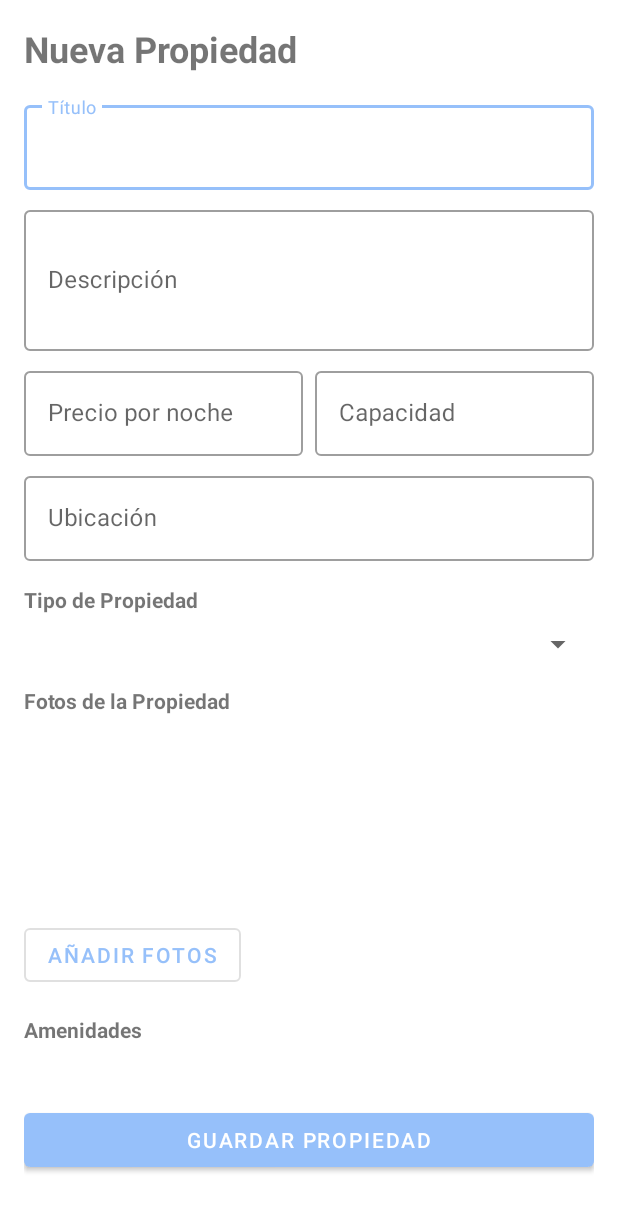
After one commit to stevmzz/IntelliHome, an Android app built with Jetpack Compose: the layout activity_add_property.xml on its own in the app's theme, with its tools: preview values and no code run, on a phone screen of 412 x 824 dp. The commit adds this screen. Shown: the top 1211 px of the screen. Run offline under Robolectric (Android 15) with nearby library versions, the light colour scheme and no system bars.

```diff
--- a/app/src/main/AndroidManifest.xml
+++ b/app/src/main/AndroidManifest.xml
@@ -3,6 +3,7 @@
     xmlns:tools="http://schemas.android.com/tools">
     <uses-permission android:name="android.permission.INTERNET"/>
     <uses-permission android:name="android.permission.READ_EXTERNAL_STORAGE" />
+    <uses-permission android:name="android.permission.WRITE_EXTERNAL_STORAGE" />
 
     <application
         android:allowBackup="true"
@@ -41,5 +42,10 @@
             android:exported="true">
         </activity>
 
+        <activity
+            android:name=".ArrendadorActivity"
+            android:exported="true">
+        </activity>
+
     </application>
 </manifest>
--- /dev/null
+++ b/app/src/main/res/layout/activity_add_property.xml
@@ -0,0 +1,161 @@
+<?xml version="1.0" encoding="utf-8"?>
+<ScrollView xmlns:android="http://schemas.android.com/apk/res/android"
+    xmlns:app="http://schemas.android.com/apk/res-auto"
+    android:layout_width="match_parent"
+    android:layout_height="match_parent">
+
+    <LinearLayout
+        android:layout_width="match_parent"
+        android:layout_height="wrap_content"
+        android:orientation="vertical"
+        android:padding="16dp">
+
+        <TextView
+            android:layout_width="match_parent"
+            android:layout_height="wrap_content"
+            android:text="Nueva Propiedad"
+            android:textSize="24sp"
+            android:textStyle="bold"
+            android:layout_marginBottom="16dp"/>
+
+        <com.google.android.material.textfield.TextInputLayout
+            style="@style/Widget.MaterialComponents.TextInputLayout.OutlinedBox"
+            android:layout_width="match_parent"
+            android:layout_height="wrap_content"
+            android:layout_marginBottom="8dp"
+            android:hint="Título">
+
+            <com.google.android.material.textfield.TextInputEditText
+                android:id="@+id/titleEditText"
+                android:layout_width="match_parent"
+                android:layout_height="wrap_content"/>
+        </com.google.android.material.textfield.TextInputLayout>
+
+        <com.google.android.material.textfield.TextInputLayout
+            style="@style/Widget.MaterialComponents.TextInputLayout.OutlinedBox"
+            android:layout_width="match_parent"
+            android:layout_height="wrap_content"
+            android:layout_marginBottom="8dp"
+            android:hint="Descripción">
+
+            <com.google.android.material.textfield.TextInputEditText
+                android:id="@+id/descriptionEditText"
+                android:layout_width="match_parent"
+                android:layout_height="wrap_content"
+                android:inputType="textMultiLine"
+                android:minLines="3"/>
+        </com.google.android.material.textfield.TextInputLayout>
+
+        <LinearLayout
+            android:layout_width="match_parent"
+            android:layout_height="wrap_content"
+            android:orientation="horizontal">
+
+            <com.google.android.material.textfield.TextInputLayout
+                style="@style/Widget.MaterialComponents.TextInputLayout.OutlinedBox"
+                android:layout_width="0dp"
+                android:layout_weight="1"
+                android:layout_height="wrap_content"
+                android:layout_marginBottom="8dp"
+                android:layout_marginEnd="4dp"
+                android:hint="Precio por noche">
+
+                <com.google.android.material.textfield.TextInputEditText
+                    android:id="@+id/priceEditText"
+                    android:layout_width="match_parent"
+                    android:layout_height="wrap_content"
+                    android:inputType="numberDecimal"/>
+            </com.google.android.material.textfield.TextInputLayout>
+
+            <com.google.android.material.textfield.TextInputLayout
+                style="@style/Widget.MaterialComponents.TextInputLayout.OutlinedBox"
+                android:layout_width="0dp"
+                android:layout_weight="1"
+                android:layout_height="wrap_content"
+                android:layout_marginBottom="8dp"
+                android:layout_marginStart="4dp"
+                android:hint="Capacidad">
+
+                <com.google.android.material.textfield.TextInputEditText
+                    android:id="@+id/capacityEditText"
+                    android:layout_width="match_parent"
+                    android:layout_height="wrap_content"
+                    android:inputType="number"/>
+            </com.google.android.material.textfield.TextInputLayout>
+        </LinearLayout>
+
+        <com.google.android.material.textfield.TextInputLayout
+            style="@style/Widget.MaterialComponents.TextInputLayout.OutlinedBox"
+            android:layout_width="match_parent"
+            android:layout_height="wrap_content"
+            android:layout_marginBottom="8dp"
+            android:hint="Ubicación">
+
+            <com.google.android.material.textfield.TextInputEditText
+                android:id="@+id/locationEditText"
+                android:layout_width="match_parent"
+                android:layout_height="wrap_content"/>
+        </com.google.android.material.textfield.TextInputLayout>
+
+        <TextView
+            android:layout_width="wrap_content"
+            android:layout_height="wrap_content"
+            android:text="Tipo de Propiedad"
+            android:textStyle="bold"
+            android:layout_marginTop="8dp"
+            android:layout_marginBottom="8dp"/>
+
+        <Spinner
+            android:id="@+id/propertyTypeSpinner"
+            android:layout_width="match_parent"
+            android:layout_height="wrap_content"
+            android:layout_marginBottom="16dp"
+            style="@style/Widget.MaterialComponents.TextInputLayout.OutlinedBox.ExposedDropdownMenu"/>
+
+        <TextView
+            android:layout_width="wrap_content"
+            android:layout_height="wrap_content"
+            android:text="Fotos de la Propiedad"
+            android:textStyle="bold"
+            android:layout_marginBottom="8dp"/>
+
+        <androidx.recyclerview.widget.RecyclerView
+            android:id="@+id/photosRecyclerView"
+            android:layout_width="match_parent"
+            android:layout_height="120dp"
+            android:orientation="horizontal"
+            android:layout_marginBottom="8dp"/>
+
+        <Button
+            android:id="@+id/addPhotosButton"
+            android:layout_width="wrap_content"
+            android:layout_height="wrap_content"
+            android:text="Añadir Fotos"
+            android:layout_marginBottom="16dp"
+            style="@style/Widget.MaterialComponents.Button.OutlinedButton"/>
+
+        <TextView
+            android:layout_width="wrap_content"
+            android:layout_height="wrap_content"
+            android:text="Amenidades"
+            android:textStyle="bold"
+            android:layout_marginBottom="8dp"/>
+
+        <com.google.android.material.chip.ChipGroup
+            android:id="@+id/amenitiesChipGroup"
+            android:layout_width="match_parent"
+            android:layout_height="wrap_content"
+            app:chipSpacingHorizontal="4dp"
+            app:chipSpacingVertical="4dp"
+            android:layout_marginBottom="16dp"/>
+
+        <Button
+            android:id="@+id/saveButton"
+            android:layout_width="match_parent"
+            android:layout_height="wrap_content"
+            android:text="Guardar Propiedad"
+            android:layout_marginTop="16dp"
+            style="@style/Widget.MaterialComponents.Button"/>
+
+    </LinearLayout>
+</ScrollView>
--- a/app/src/main/res/values/themes.xml
+++ b/app/src/main/res/values/themes.xml
@@ -1,6 +1,6 @@
 <resources>
     <!-- Base application theme -->
-    <style name="Theme.MiPrimerAplicacion" parent="Theme.MaterialComponents.Light.DarkActionBar">
+    <style name="Theme.MiPrimerAplicacion" parent="Theme.MaterialComponents.Light.NoActionBar">
         <!-- Primary brand colors -->
         <item name="colorPrimary">@color/primary_blue</item>
         <item name="colorPrimaryVariant">@color/primary_blue</item>
```
Also changed, not shown: app/src/main/java/com/example/miprimeraplicacion/AddPropertyActivity.java (added, +202 -0 lines), app/src/main/java/com/example/miprimeraplicacion/ArrendadorActivity.java (added, +87 -0 lines), app/src/main/java/com/example/miprimeraplicacion/LoginActivity.java (+43 -6 lines), app/src/main/java/com/example/miprimeraplicacion/Property.java (added, +77 -0 lines), app/src/main/java/com/example/miprimeraplicacion/PruebaActivity.java (+53 -9 lines), app/src/main/res/drawable/dashed_border.xml (added, +10 -0 lines), app/src/main/res/layout/activity_arrendador.xml (added, +74 -0 lines), 1 other file.
